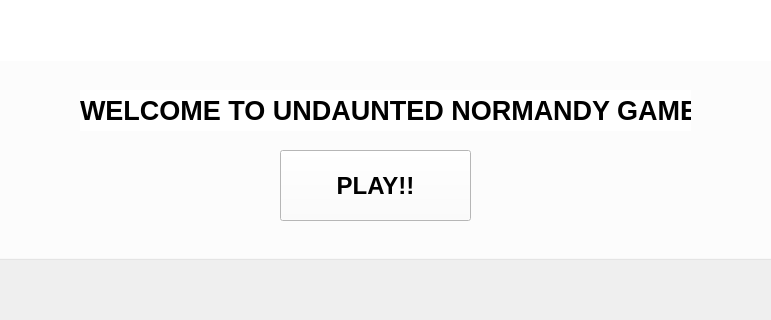
Old version of the form UndauntedPhase1/SplashScreen.ui in the repository Alireza-ghanbari/Undaunted-Game; both pictures show x 250 to 1021 and y 400 to 720 of the 1280 by 720 pixel window.
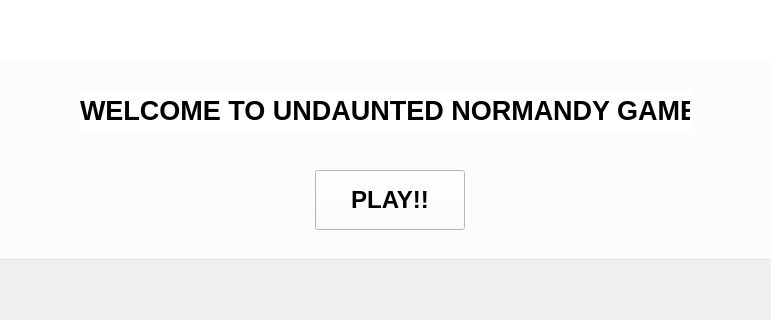
New version of the form.

Commit message: phase 1: fix colors for dark theme

```diff
--- a/UndauntedPhase1/SplashScreen.ui
+++ b/UndauntedPhase1/SplashScreen.ui
@@ -83,8 +83,8 @@
        <rect>
         <x>140</x>
         <y>430</y>
-        <width>611</width>
-        <height>41</height>
+        <width>610</width>
+        <height>40</height>
        </rect>
       </property>
       <property name="font">
@@ -95,7 +95,7 @@
        </font>
       </property>
       <property name="styleSheet">
-       <string notr="true">background-color: rgb(255, 255, 255);</string>
+       <string notr="true">color: rgb(0, 0, 0);</string>
       </property>
       <property name="frameShape">
        <enum>QFrame::Shape::NoFrame</enum>
@@ -107,10 +107,10 @@
      <widget class="QPushButton" name="enterGameBtn">
       <property name="geometry">
        <rect>
-        <x>340</x>
-        <y>490</y>
-        <width>191</width>
-        <height>71</height>
+        <x>375</x>
+        <y>510</y>
+        <width>150</width>
+        <height>60</height>
        </rect>
       </property>
       <property name="font">
```
Left out of the diff: 3 changed lines with no effect on the pictures. The commit also changes 1 other file.
